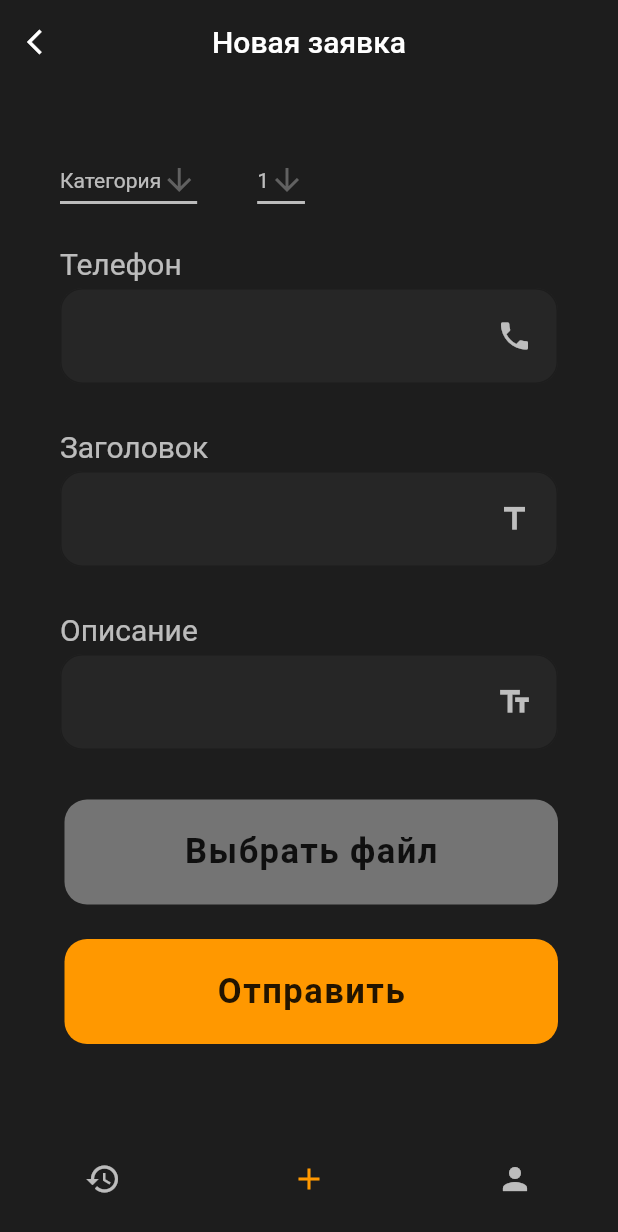
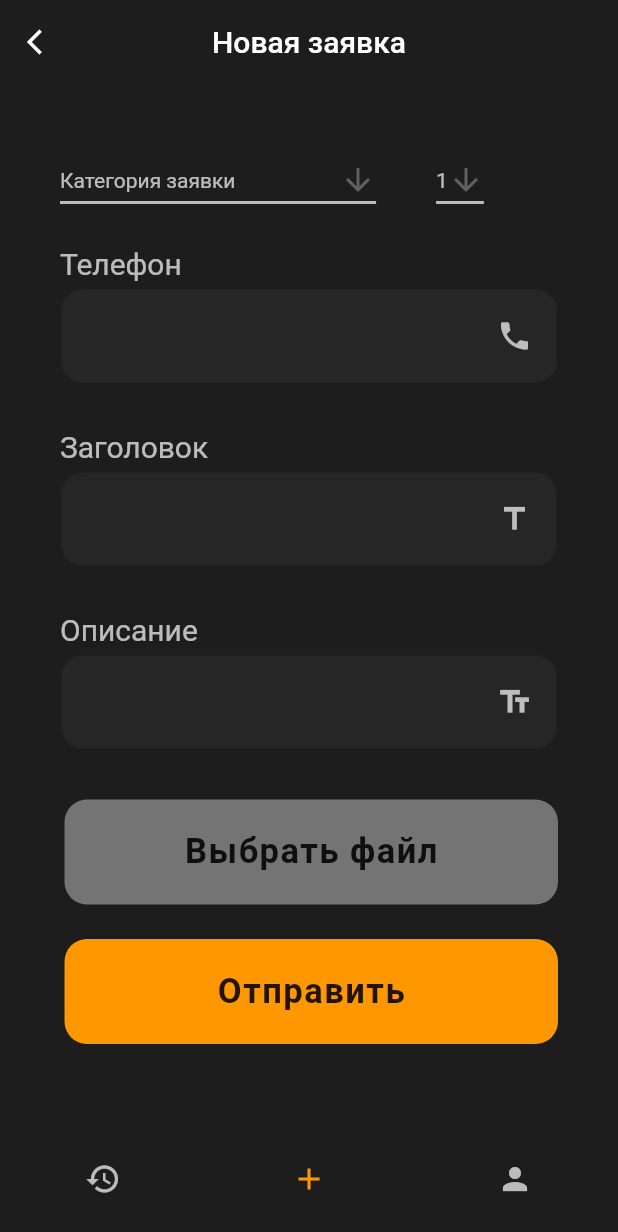
Before and after one commit to w3htt4mk/hahaton, a Flutter app: the NewRequest screen opened directly, after a tap on the "add" icon, on a phone screen of 412 x 824 dp. Shown: the top 1232 px of the screen. Run offline on Flutter 3.47's test engine with Material 2 defaults, Android fonts, the light colour scheme and no system bars; our stand-ins replace file_picker, flutter_rating_bar; network calls fail.

Commit message:
added new request

```diff
--- a/lib/custombotnav.dart
+++ b/lib/custombotnav.dart
@@ -32,7 +32,7 @@ class CustomBottomNavBar extends StatelessWidget {
                   ? PrimaryColor
                   : inActiveIconColor,),
                 onPressed: () =>
-                    Navigator.push(context, MaterialPageRoute(builder: (context) => MyRequests(sessionToken: sessionToken,))),
+                    Navigator.push(context, MaterialPageRoute(builder: (context) => MyResults(sessionToken: sessionToken,))),
               ),
               IconButton(
                 icon: Icon(Icons.add, color: MenuState.new_request == selectedMenu
--- a/lib/my_requests.dart
+++ b/lib/my_requests.dart
@@ -1,56 +1,49 @@
+import 'dart:convert';
+
 import 'package:flutter/material.dart';
+import 'package:http/http.dart' as http;
+import 'package:skit_active/custombotnav.dart';
+import 'package:skit_active/enums.dart';
+import 'package:flutter_rating_bar/flutter_rating_bar.dart';
 
-import 'custombotnav.dart';
-import 'enums.dart';
 
-import 'package:http/http.dart' as http;
 
-class MyRequests extends StatefulWidget {
+class MyResults extends StatefulWidget {
+
   final String? sessionToken;
-  const MyRequests(
+  const MyResults(
       {Key? key, this.sessionToken})
       : super(key: key);
 
   @override
-  State<MyRequests> createState() => _MyRequestsState();
+  _MyResultsState createState() => _MyResultsState();
 }
 
 
-class _MyRequestsState extends State<MyRequests> {
 
-  void getRequests() async {
-    var headers = {
-      'Content-Type': 'application/json',
-      'Session-Token': '${widget.sessionToken}'
-    };
+class _MyResultsState extends State<MyResults> {
 
-    var params = {
-      'expand_dropdowns': 'true',
-    };
-    var query = params.entries.map((p) => '${p.key}=${p.value}').join('&');
-
-    var url = Uri.parse('https://hakahelp.admhmao.ru/apirest.php/ticket/?expand_dropdowns=true&');
-    var res = await http.get(url, headers: headers);
-    if (res.statusCode != 200) throw Exception('http.get error: statusCode= ${res.statusCode}');
-    print(res.body.runtimeType);
+  Future getAllTodos() async {
+    try {
+      var response =
+      await http.get(Uri.parse('https://hakahelp.admhmao.ru/apirest.php/ticket/'), headers: {'Session-Token': '${widget.sessionToken}'});
+      return json.decode(response.body);
+    } catch (error) {
+      throw error;
+    }
   }
 
 
-  @override
-  void initState() {
-    getRequests();
-    super.initState();
-  }
-
+  int rating = 0;
 
   @override
   Widget build(BuildContext context) {
     return Scaffold(
       backgroundColor: Color(0xFF1D1D1D),
       appBar: AppBar(
-        title: Text('Мои заявки', style: TextStyle(color: Colors.white),),
+        backgroundColor: Color(0xFF1D1D1D),
+        title: Text("История"),
         centerTitle: true,
-        backgroundColor: Color(0xFF1D1D1D),
         elevation: 0,
         leading: IconButton(
           onPressed: () {
@@ -59,7 +52,85 @@ class _MyRequestsState extends State<MyRequests> {
           icon: Icon(Icons.arrow_back_ios, size: 20, color: Colors.white,),
         ),
       ),
+      body: FutureBuilder(
+        builder: (context, snapshot) {
+          // WHILE THE CALL IS BEING MADE AKA LOADING
+          if (ConnectionState.active != null && !snapshot.hasData) {
+            return Center(child: CircularProgressIndicator(color: Colors.white70,));
+          }
+
+          // WHEN THE CALL IS DONE BUT HAPPENS TO HAVE AN ERROR
+          if (ConnectionState.done != null && snapshot.hasError) {
+            return Center(child: Text("${snapshot.error}"));
+          }
+
+          // IF IT WORKS IT GOES HERE!
+          return ListView.separated(
+            padding: EdgeInsets.all(10),
+            itemCount: snapshot.data.length,
+            itemBuilder: (context, index) {
+              return Card(
+                color: Color(0xFF262626),
+                  shape: RoundedRectangleBorder(
+                    side: BorderSide(color: Colors.white70, width: 1),
+                    borderRadius: BorderRadius.circular(15),
+                  ),
+                child: ListTile(
+                  leading: Text("${index+1}", style: TextStyle(color: Colors.white70, fontSize: 40)),
+                  title: Text(snapshot.data[index]['name'], style: TextStyle(color: Colors.white70),),
+                  subtitle: snapshot.data[index]['status'] == 1?
+                    Text("Статус заявки: Создана", style: TextStyle(color: Colors.white70))
+                    : snapshot.data[index]['status'] == 2?
+                    Text("Статус заявки: В работе (назначена)", style: TextStyle(color: Colors.white70))
+                    : snapshot.data[index]['status'] == 3?
+                    Text("Статус заявки: В работе (запланирована)", style: TextStyle(color: Colors.white70))
+                    : snapshot.data[index]['status'] == 4?
+                    Text("Статус заявки: Ожидающие", style: TextStyle(color: Colors.white70))
+                    : snapshot.data[index]['status'] == 5?
+                    Text("Статус заявки: Решена", style: TextStyle(color: Colors.white70))
+                    :Text("Статус заявки: Закрыто", style: TextStyle(color: Colors.white70)),
+                  trailing: IconButton(onPressed: () {
+                    showModalBottomSheet(
+                        context: context,
+                        builder: (builder) {
+                      return Container(
+                        color: Color(0xC51D1D1D),
+                          child: Column(
+                            mainAxisSize: MainAxisSize.min,
+                            children: [
+                              SizedBox(height: 40,),
+                              Text("Рейтинг", style: TextStyle(color: Colors.white70, fontWeight: FontWeight.bold, fontSize: 35)),
+                              SizedBox(height: 20,),
+                              RatingBar.builder(
+                                minRating: 1,
+                                itemBuilder: (context, _) => Icon(Icons.star, color: Colors.yellow[800],),
+                                onRatingUpdate: (rating) {
+                                  setState(() {
+                                    this.rating = rating.toInt();
+                                  });
+                                }
+                            ),
+                              SizedBox(height: 40,),
+                            ],
+                          )
+                      );
+                      },
+                    );
+                  }, icon: Icon(Icons.stars, color: Colors.white70,)),
+              ));
+            },
+            separatorBuilder: (BuildContext context, int index) {
+              return Divider(
+                indent: 20,
+                endIndent: 20,
+              );
+            },
+          );
+        },
+        future: getAllTodos(),
+      ),
       bottomNavigationBar: CustomBottomNavBar(selectedMenu: MenuState.my_requests, sessionToken: widget.sessionToken,),
-    );;
+    );
   }
+
 }
--- a/lib/new_request.dart
+++ b/lib/new_request.dart
@@ -1,3 +1,5 @@
+import 'dart:convert';
+
 import 'package:flutter/material.dart';
 import 'package:file_picker/file_picker.dart';
 import 'custombotnav.dart';
@@ -5,30 +7,35 @@ import 'enums.dart';
 
 import 'package:http/http.dart' as http;
 
-const List<String> categorylist = <String>['Категория'];
-const List<int> urgencylist = <int>[1,2,3,4];
+const List<String> categorylist = <String>[
+  'Категория заявки',
+  'Категория заявки вторая',
+  'Категория заявки третья',
+  'Категория заявки четвертая',
+  'Категория заявки пятая'
+];
+const List<int> urgencylist = <int>[1, 2, 3, 4];
 
 //подкрутить с апи
 
 class NewRequest extends StatefulWidget {
   final String? sessionToken;
-  const NewRequest(
-      {Key? key, this.sessionToken})
-      : super(key: key);
+
+  const NewRequest({Key? key, this.sessionToken}) : super(key: key);
 
   @override
   State<NewRequest> createState() => _NewRequestState();
 }
 
 class _NewRequestState extends State<NewRequest> {
-
   @override
   void initState() {
     print(widget.sessionToken);
     super.initState();
   }
 
-  void makerequest(String title, String phone, String description, int urgency) async {
+  void makerequest(
+      String title, String phone, String description, int urgency, String category) async {
     var headers = {
       'Content-Type': 'application/json',
       'Session-Token': '${widget.sessionToken}',
@@ -36,9 +43,16 @@ class _NewRequestState extends State<NewRequest> {
     print(widget.sessionToken);
 
     var url = Uri.parse('https://hakahelp.admhmao.ru/apirest.php/ticket/');
-    var res = await http.post(url, headers: headers, body: '{"input" : {"name":"${title}", "phone":"${phone}", "content":"${description}", "urgency":${urgency}, "impact":10, "requesttypes_id": 1}}');
-    if (res.statusCode != 201) throw Exception('http.post error: statusCode= ${res.statusCode} ${res.reasonPhrase}');
+    var res = await http.post(url,
+        headers: headers,
+        body:
+            '{"input" : {"name":"${title}", "phone":"${phone}", "content":"${description}", "urgency":${urgency}, "impact":10, "requesttypes_id": 1, "itilcategories_id": "Категория заявки вторая""}}');
+    if (res.statusCode != 201)
+      throw Exception(
+          'http.post error: statusCode= ${res.statusCode} ${res.reasonPhrase}');
     print(res.body);
+
+    //НЕ РАБОТАЕТ ПРИКРЕПЛЕНИЕ ФАЙЛОВ АААААААААААА
 
     /*var url = Uri.parse('https://hakahelp.admhmao.ru/apirest.php/ticket/');
     var req = new http.MultipartRequest('POST', url)
@@ -50,17 +64,14 @@ class _NewRequestState extends State<NewRequest> {
     var res = await req.send();
     if (res.statusCode != 201) throw Exception('http.post error: statusCode= ${res.statusCode}');
     print(res.stream);*/
-
   }
-
-
 
   String dropdowncategoryValue = categorylist.first;
   int dropdownurgencyValue = urgencylist.first;
 
+  PlatformFile? pickedFile;
 
-  PlatformFile? pickedFile;
-  Future selectFile() async{
+  Future selectFile() async {
     final result = await FilePicker.platform.pickFiles();
     if (result == null) return;
     setState(() {
@@ -76,12 +87,14 @@ class _NewRequestState extends State<NewRequest> {
     return Column(
       crossAxisAlignment: CrossAxisAlignment.start,
       children: <Widget>[
-        Text(label, style: TextStyle(
-            fontSize: 20,
-            fontWeight: FontWeight.w400,
-            color: Colors.white70
-        ),),
-        SizedBox(height: 5,),
+        Text(
+          label,
+          style: TextStyle(
+              fontSize: 20, fontWeight: FontWeight.w400, color: Colors.white70),
+        ),
+        SizedBox(
+          height: 5,
+        ),
         TextField(
           keyboardType: TextInputType.multiline,
           maxLines: null,
@@ -91,12 +104,12 @@ class _NewRequestState extends State<NewRequest> {
           decoration: InputDecoration(
             fillColor: Color(0xFF262626),
             filled: true,
-            suffixIcon:
-            Padding(
+            suffixIcon: Padding(
               padding: EdgeInsets.only(right: 10),
               child: icon,
             ),
-            contentPadding: EdgeInsets.symmetric(vertical: 22.5, horizontal: 15),
+            contentPadding:
+                EdgeInsets.symmetric(vertical: 22.5, horizontal: 15),
             enabledBorder: OutlineInputBorder(
               borderSide: BorderSide(color: Color(0xFF1D1D1D)),
               borderRadius: BorderRadius.circular(15),
@@ -107,12 +120,12 @@ class _NewRequestState extends State<NewRequest> {
             ),
           ),
         ),
-        SizedBox(height: 30,),
+        SizedBox(
+          height: 30,
+        ),
       ],
     );
-
   }
-
 
   @override
   Widget build(BuildContext context) {
@@ -120,7 +133,10 @@ class _NewRequestState extends State<NewRequest> {
         resizeToAvoidBottomInset: true,
         backgroundColor: Color(0xFF1D1D1D),
         appBar: AppBar(
-        title: Text('Новая заявка', style: TextStyle(color: Colors.white),),
+          title: Text(
+            'Новая заявка',
+            style: TextStyle(color: Colors.white),
+          ),
           centerTitle: true,
           backgroundColor: Color(0xFF1D1D1D),
           elevation: 0,
@@ -128,19 +144,25 @@ class _NewRequestState extends State<NewRequest> {
             onPressed: () {
               Navigator.pop(context);
             },
-          icon: Icon(Icons.arrow_back_ios, size: 20, color: Colors.white,),
+            icon: Icon(
+              Icons.arrow_back_ios,
+              size: 20,
+              color: Colors.white,
             ),
           ),
-      bottomNavigationBar: CustomBottomNavBar(selectedMenu: MenuState.new_request, sessionToken: widget.sessionToken),
-
+        ),
+        bottomNavigationBar: CustomBottomNavBar(
+            selectedMenu: MenuState.new_request,
+            sessionToken: widget.sessionToken),
         body: SingleChildScrollView(
           child: Container(
             padding: EdgeInsets.symmetric(horizontal: 40),
             height: MediaQuery.of(context).size.height - 20,
             width: double.infinity,
-          child: Column(
-              children: <Widget>[
-                SizedBox(height: 40,),
+            child: Column(children: <Widget>[
+              SizedBox(
+                height: 40,
+              ),
               Row(
                 children: [
                   DropdownButton<String>(
@@ -159,14 +181,17 @@ class _NewRequestState extends State<NewRequest> {
                       });
                     },
                     dropdownColor: Color(0xFF262626),
-                      items: categorylist.map<DropdownMenuItem<String>>((String value) {
+                    items: categorylist
+                        .map<DropdownMenuItem<String>>((String value) {
                       return DropdownMenuItem<String>(
                         value: value,
                         child: Text(value),
                       );
                     }).toList(),
                   ),
-                    SizedBox(width: 40,),
+                  SizedBox(
+                    width: 40,
+                  ),
                   DropdownButton<int>(
                     value: dropdownurgencyValue,
                     icon: const Icon(Icons.arrow_downward),
@@ -192,10 +217,30 @@ class _NewRequestState extends State<NewRequest> {
                   ),
                 ],
               ),
-                SizedBox(height: 20,),
-                makeInput(label: "Телефон", icon: Icon(Icons.phone, color: Colors.white70,), controller: phone_controller),
-                makeInput(label: "Заголовок", icon: Icon(Icons.title, color: Colors.white70,), controller: title_controller),
-                makeInput(label: "Описание", icon: Icon(Icons.text_fields, color: Colors.white70,), controller: description_controller),
+              SizedBox(
+                height: 20,
+              ),
+              makeInput(
+                  label: "Телефон",
+                  icon: Icon(
+                    Icons.phone,
+                    color: Colors.white70,
+                  ),
+                  controller: phone_controller),
+              makeInput(
+                  label: "Заголовок",
+                  icon: Icon(
+                    Icons.title,
+                    color: Colors.white70,
+                  ),
+                  controller: title_controller),
+              makeInput(
+                  label: "Описание",
+                  icon: Icon(
+                    Icons.text_fields,
+                    color: Colors.white70,
+                  ),
+                  controller: description_controller),
               Padding(
                 padding: EdgeInsets.symmetric(horizontal: 0),
                 child: Container(
@@ -212,17 +257,20 @@ class _NewRequestState extends State<NewRequest> {
                     color: Colors.white38,
                     elevation: 0,
                     shape: RoundedRectangleBorder(
-                          borderRadius: BorderRadius.circular(15)
-                      ),
-                      child: Text("Выбрать файл", style: TextStyle(
+                        borderRadius: BorderRadius.circular(15)),
+                    child: Text(
+                      "Выбрать файл",
+                      style: TextStyle(
                           letterSpacing: 1,
                           fontWeight: FontWeight.w600,
-                          fontSize: 23
-                      ),),
+                          fontSize: 23),
                     ),
                   ),
                 ),
-                SizedBox(height: 20,),
+              ),
+              SizedBox(
+                height: 20,
+              ),
               Padding(
                 padding: EdgeInsets.symmetric(horizontal: 0),
                 child: Container(
@@ -234,29 +282,26 @@ class _NewRequestState extends State<NewRequest> {
                     minWidth: double.infinity,
                     height: 70,
                     onPressed: () {
-                        makerequest(title_controller.text, phone_controller.text, description_controller.text, dropdownurgencyValue);
+                      makerequest(title_controller.text, phone_controller.text,
+                          description_controller.text, dropdownurgencyValue, dropdowncategoryValue);
                       // Отправить заявку
                     },
                     color: Colors.orange,
                     elevation: 0,
                     shape: RoundedRectangleBorder(
-                          borderRadius: BorderRadius.circular(15)
-                      ),
-                      child: Text("Отправить", style: TextStyle(
+                        borderRadius: BorderRadius.circular(15)),
+                    child: Text(
+                      "Отправить",
+                      style: TextStyle(
                           letterSpacing: 1,
                           fontWeight: FontWeight.w600,
-                          fontSize: 23
-                      ),),
+                          fontSize: 23),
+                    ),
                   ),
                 ),
               )
-              ]
+            ]),
           ),
-        ),
-      )
-
-    );
-
-
+        ));
   }
 }
--- a/pubspec.yaml
+++ b/pubspec.yaml
@@ -41,6 +41,7 @@ dependencies:
   file_picker: ^4.5.1
   http: ^0.13.5
   glpi_dart: ^0.2.0
+  flutter_rating_bar: ^4.0.1
 
 dev_dependencies:
   flutter_test:
```
Also changed, not shown: pubspec.lock. Lines whose indentation alone changed are shown as unchanged.
